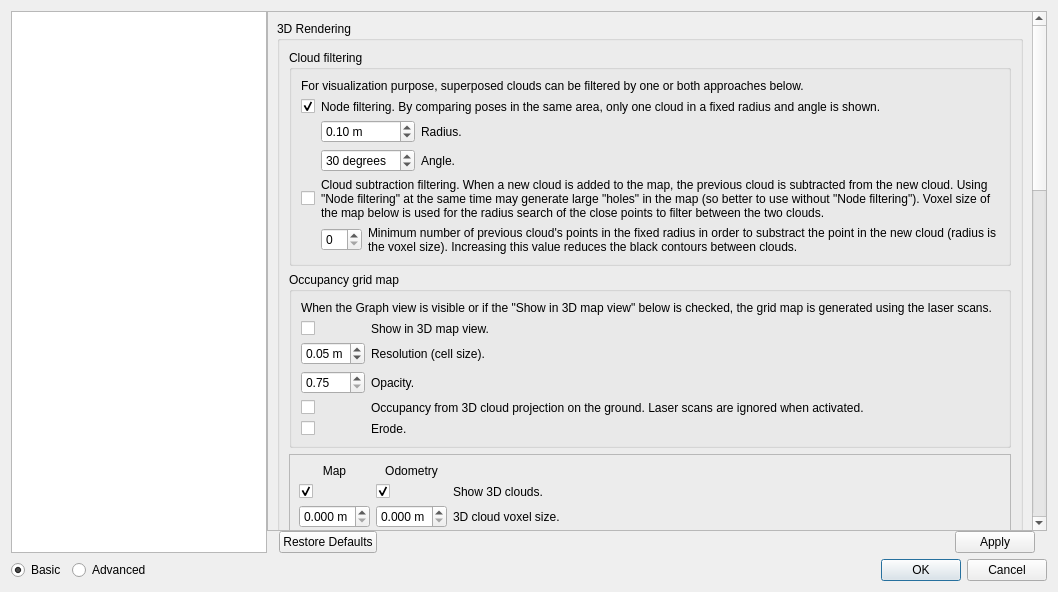
The window that guilib/src/ui/preferencesDialog.ui (introlab/rtabmap) describes before a commit, drawn with Qt 5.
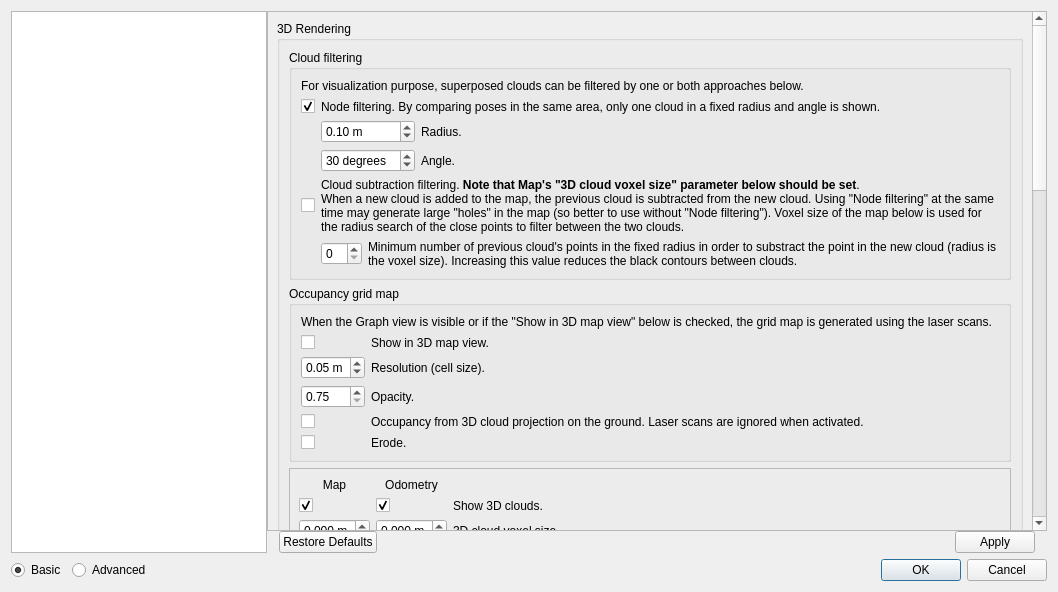
The same window after the commit. Icons and pictures are not drawn. Custom widgets are drawn as their Qt base class.

What changed in the file:
```diff
--- a/guilib/src/ui/preferencesDialog.ui
+++ b/guilib/src/ui/preferencesDialog.ui
@@ -64,8 +64,8 @@
            <rect>
             <x>0</x>
             <y>0</y>
-            <width>760</width>
-            <height>1570</height>
+            <width>759</width>
+            <height>887</height>
            </rect>
           </property>
           <layout class="QVBoxLayout" name="verticalLayout_16">
@@ -439,7 +439,7 @@
                          <item row="2" column="1">
                           <widget class="QLabel" name="label_161">
                            <property name="text">
-                            <string>Cloud subtraction filtering. When a new cloud is added to the map, the previous cloud is subtracted from the new cloud. Using &quot;Node filtering&quot; at the same time may generate large &quot;holes&quot; in the map (so better to use without &quot;Node filtering&quot;). Voxel size of the map below is used for the radius search of the close points to filter between the two clouds.</string>
+                            <string>&lt;html&gt;&lt;head/&gt;&lt;body&gt;&lt;p&gt;Cloud subtraction filtering. &lt;span style=&quot; font-weight:600;&quot;&gt;Note that Map's &amp;quot;3D cloud voxel size&amp;quot; parameter below should be set&lt;/span&gt;. &lt;br/&gt;When a new cloud is added to the map, the previous cloud is subtracted from the new cloud. Using &amp;quot;Node filtering&amp;quot; at the same time may generate large &amp;quot;holes&amp;quot; in the map (so better to use without &amp;quot;Node filtering&amp;quot;). Voxel size of the map below is used for the radius search of the close points to filter between the two clouds.&lt;/p&gt;&lt;/body&gt;&lt;/html&gt;</string>
                            </property>
                            <property name="wordWrap">
                             <bool>true</bool>
```
